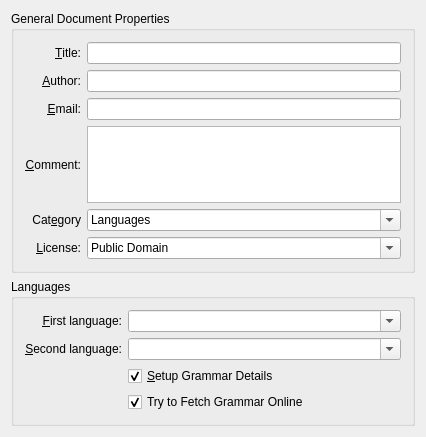
First picture: the form in src/settings/documentproperties.ui, repository KDE/parley, before the edit.
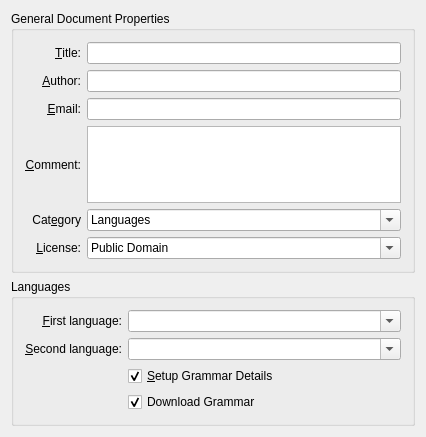
Second picture: the form after the edit. Custom widgets are drawn as their Qt base class.

Commit message: Let parley fetch grammar online automatically. Also add a button to fetch the grammar definitions when editing languages. Bug: 151367

Patch:
```diff
--- a/src/settings/documentproperties.ui
+++ b/src/settings/documentproperties.ui
@@ -305,7 +305,7 @@
       <item row="5" column="2" >
        <widget class="QCheckBox" name="fetchGrammarOnlineCheckBox" >
         <property name="text" >
-         <string comment="Attept to download grammar properties for the selected languages" >Try to Fetch Grammar Online</string>
+         <string comment="Attept to download grammar properties for the selected languages" >Download Grammar</string>
         </property>
         <property name="checked" >
          <bool>true</bool>
```
Left out of the diff: 2 changed lines with no effect on the pictures. The commit also changes 9 other files.
